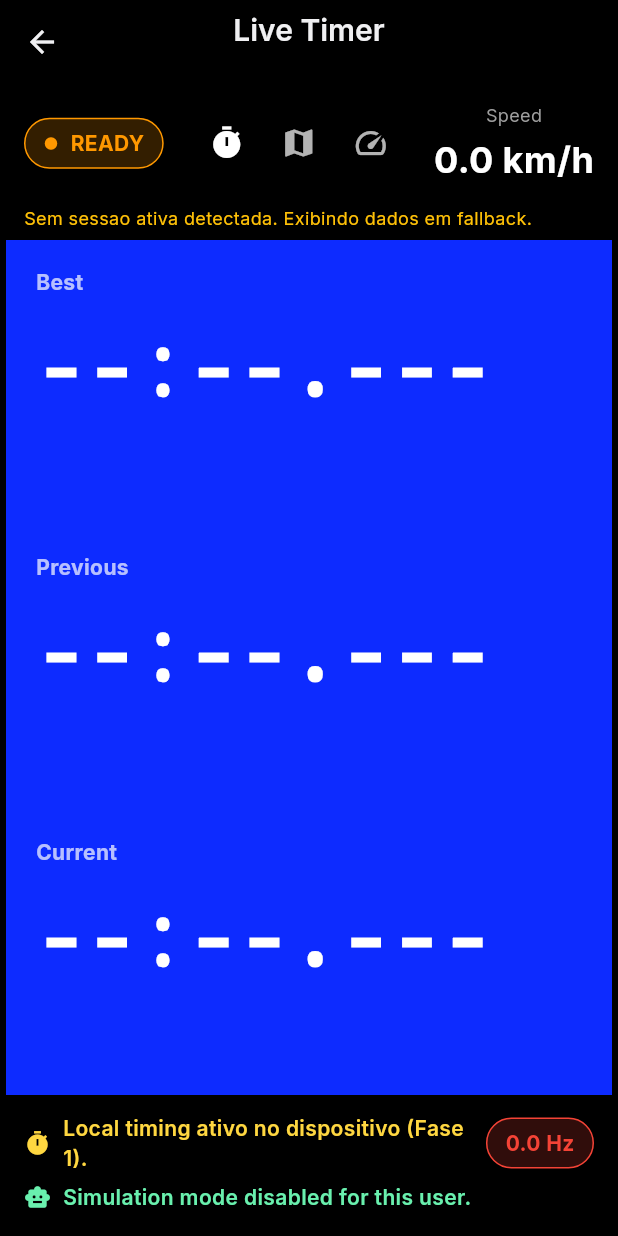
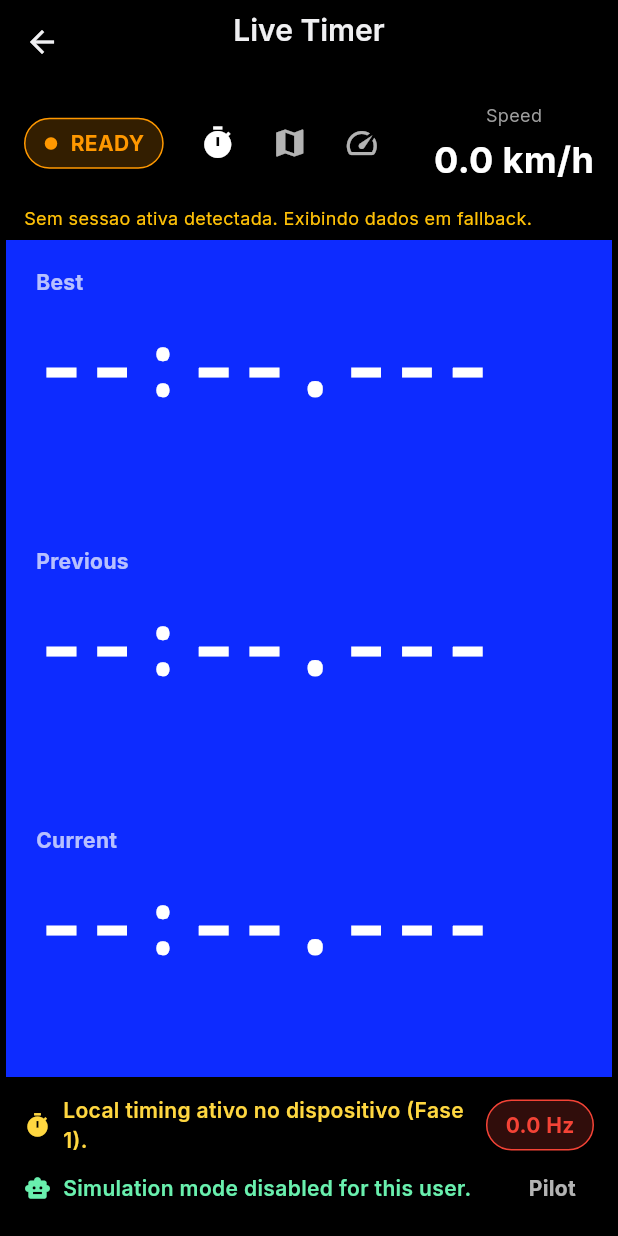
Before and after one commit to tocktecnologia/speed-data, a Flutter app: the ActiveRaceScreen screen opened directly with empty values, on a phone screen of 412 x 824 dp. Run offline on Flutter 3.47's test engine with Material 3 defaults, Android fonts, the phone set to English and light mode, and no system bars; our stand-ins replace auto_size_text, cloud_firestore, cloud_functions, firebase_auth, firebase_core, fl_chart and 14 more; missing offline and left inert: flutter_polyline_points, json_path; accounts and stored records are empty.

Commit message:
ajustes menores

```diff
--- a/lib/features/screens/admin/admin_session_lap_times_screen.dart
+++ b/lib/features/screens/admin/admin_session_lap_times_screen.dart
@@ -363,6 +363,7 @@ class _AdminSessionLapTimesScreenState
                                 userId: entry.uid,
                                 raceName:
                                     '${widget.event.name} - ${_participantLabel(entry)}',
+                                pilotName: _participantLabel(entry),
                                 eventId: widget.event.id,
                                 initialSessionId: widget.session.id,
                                 fixedSessionLabel:
--- a/lib/features/screens/pilot/active_race_screen.dart
+++ b/lib/features/screens/pilot/active_race_screen.dart
@@ -1546,6 +1546,14 @@ class _ActiveRaceScreenState extends State<ActiveRaceScreen> {
             }
 
             final sessionId = _activeSession?.id ?? telemetry.currentSessionId;
+            final authUser = FirebaseAuth.instance.currentUser;
+            final pilotName = (_pilotDriverName?.trim().isNotEmpty ?? false)
+                ? _pilotDriverName!.trim()
+                : ((authUser?.displayName?.trim().isNotEmpty ?? false)
+                    ? authUser!.displayName!.trim()
+                    : (authUser?.email?.trim().isNotEmpty ?? false)
+                        ? authUser!.email!.trim()
+                        : 'Pilot');
 
             final borderColor = _activeSession != null
                 ? _getFlagColor(_activeSession!.currentFlag)
@@ -1572,6 +1580,7 @@ class _ActiveRaceScreenState extends State<ActiveRaceScreen> {
                               flag: _activeSession?.currentFlag,
                             ),
                             _buildModeToggle(),
+                            const SizedBox(height: 4),
                             _buildInfoMetric(
                               'Speed',
                               _telemetryService.isSimulating
@@ -1630,6 +1639,8 @@ class _ActiveRaceScreenState extends State<ActiveRaceScreen> {
                                     ),
                                   ),
                                 ),
+                                Column(
+                                  children: [
                                     Row(
                                       mainAxisAlignment: MainAxisAlignment.end,
                                       children: [
@@ -1637,12 +1648,15 @@ class _ActiveRaceScreenState extends State<ActiveRaceScreen> {
                                           padding: const EdgeInsets.symmetric(
                                               horizontal: 12, vertical: 6),
                                           decoration: BoxDecoration(
-                                        color: _getGpsColor(_telemetryService
+                                            color: _getGpsColor(
+                                                    _telemetryService
                                                         .currentFrequency)
                                                 .withAlpha(50),
-                                        borderRadius: BorderRadius.circular(20),
+                                            borderRadius:
+                                                BorderRadius.circular(20),
                                             border: Border.all(
-                                          color: _getGpsColor(_telemetryService
+                                              color: _getGpsColor(
+                                                  _telemetryService
                                                       .currentFrequency),
                                             ),
                                           ),
@@ -1650,11 +1664,14 @@ class _ActiveRaceScreenState extends State<ActiveRaceScreen> {
                                             "${_telemetryService.currentFrequency} Hz",
                                             style: TextStyle(
                                               fontWeight: FontWeight.bold,
-                                          color: _getGpsColor(_telemetryService
+                                              color: _getGpsColor(
+                                                  _telemetryService
                                                       .currentFrequency),
                                             ),
                                           ),
                                         )
+                                      ],
+                                    ),
                                   ],
                                 )
                               ],
@@ -1682,6 +1699,18 @@ class _ActiveRaceScreenState extends State<ActiveRaceScreen> {
                                     ),
                                   ),
                                 ),
+                                Padding(
+                                  padding: const EdgeInsets.symmetric(
+                                      horizontal: 12, vertical: 6),
+                                  child: Text(
+                                    pilotName,
+                                    style: const TextStyle(
+                                      color: Colors.white70,
+                                      fontSize: 14,
+                                      fontWeight: FontWeight.bold,
+                                    ),
+                                  ),
+                                )
                               ],
                             ),
                             if (_autoSimulationMode) ...[
--- a/lib/features/screens/pilot/pilot_dashboard.dart
+++ b/lib/features/screens/pilot/pilot_dashboard.dart
@@ -528,6 +528,11 @@ class _PilotDashboardState extends State<PilotDashboard> {
                                     raceId: raceId,
                                     userId: user.uid,
                                     raceName: raceName,
+                                    pilotName:
+                                        (user.displayName?.trim().isNotEmpty ??
+                                                false)
+                                            ? user.displayName
+                                            : user.email,
                                   ),
                                 ),
                               );
--- a/lib/features/screens/pilot/pilot_event_schedule_screen.dart
+++ b/lib/features/screens/pilot/pilot_event_schedule_screen.dart
@@ -92,6 +92,10 @@ class PilotEventScheduleScreen extends StatelessWidget {
                         raceId: event.trackId,
                         userId: user.uid,
                         raceName: event.name,
+                        pilotName: (user.displayName?.trim().isNotEmpty ??
+                                false)
+                            ? user.displayName
+                            : user.email,
                         eventId: event.id,
                         initialSessionId: session.id,
                         fixedSessionLabel: title,
```
Also changed, not shown: lib/features/screens/admin/race_control_screen.dart (+6 -2 lines), lib/features/screens/pilot/lap_times_screen.dart (+22 -0 lines), lib/features/screens/team/team_dashboard_screen.dart (+21 -5 lines), lib/features/services/active_session_telemetry_manager.dart (+18 -0 lines), lib/features/services/firestore_service.dart (+25 -4 lines). Lines whose indentation alone changed are shown as unchanged.
